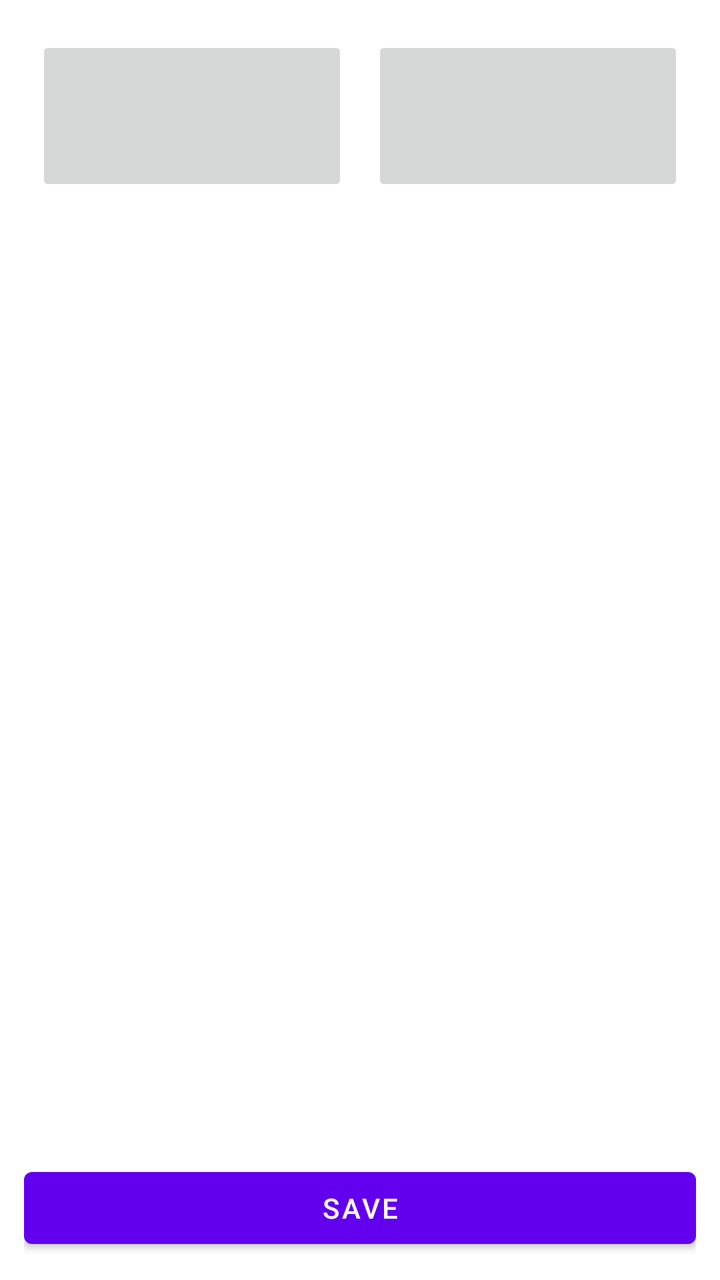
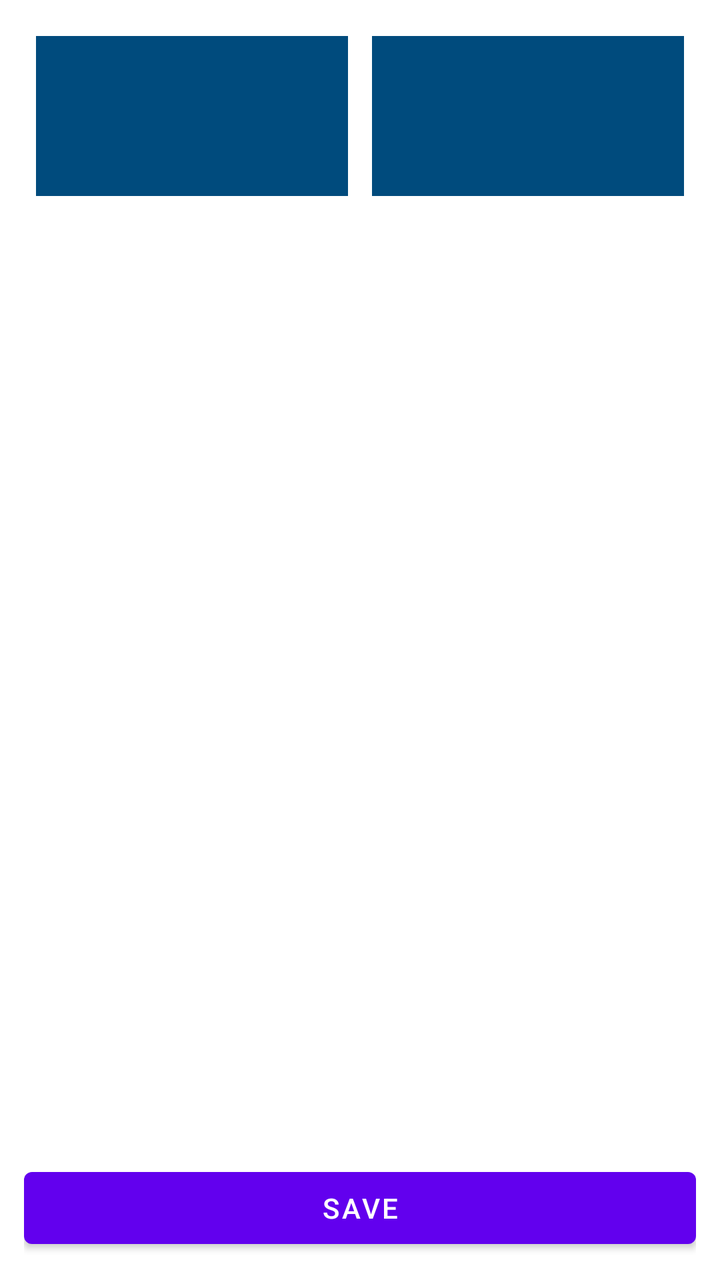

An Android layout rendered at two revisions. The XML below is the earlier revision; the diff shows what the commit changed to produce the second picture.
<!-- AndroidManifest.xml: application theme Theme.Tempproject -->
<!-- res/layout/activity_choose_lineups.xml -->
<?xml version="1.0" encoding="utf-8"?>
<LinearLayout xmlns:android="http://schemas.android.com/apk/res/android"
    android:layout_width="match_parent"
    android:layout_height="match_parent"
    android:orientation="vertical"
    android:padding="12dp">

    
    <LinearLayout
        android:layout_width="match_parent"
        android:layout_height="wrap_content"
        android:orientation="horizontal"
        android:gravity="center"
        android:weightSum="2">

        <ImageButton
            android:id="@+id/btnHomeTeam"
            android:layout_width="0dp"
            android:layout_height="80dp"
            android:layout_weight="1"
            android:layout_margin="6dp"
            android:padding="10dp"
            android:scaleType="fitCenter"
            android:contentDescription="Γηπεδούχος" />

        <ImageButton
            android:id="@+id/btnAwayTeam"
            android:layout_width="0dp"
            android:layout_height="80dp"
            android:layout_weight="1"
            android:layout_margin="6dp"
            android:padding="10dp"
            android:scaleType="fitCenter"
            android:contentDescription="Φιλοξενούμενη" />
    </LinearLayout>

    <TextView
        android:id="@+id/tvSelectedTeam"
        android:layout_width="match_parent"
        android:layout_height="wrap_content"
        android:gravity="center"
        android:textStyle="bold"
        android:textSize="18sp"
        android:layout_marginTop="6dp" />

    <TextView
        android:id="@+id/tvCounter"
        android:layout_width="match_parent"
        android:layout_height="wrap_content"
        android:gravity="center"
        android:textSize="16sp"
        android:layout_marginBottom="6dp" />

    <ScrollView
        android:layout_width="match_parent"
        android:layout_height="0dp"
        android:layout_weight="1">

        <LinearLayout
            android:id="@+id/playersContainer"
            android:layout_width="match_parent"
            android:layout_height="wrap_content"
            android:orientation="vertical" />
    </ScrollView>

    <Button
        android:id="@+id/btnSaveLineups"
        android:layout_width="match_parent"
        android:layout_height="wrap_content"
        android:text="@string/save_lineups"
        android:layout_marginTop="8dp" />
</LinearLayout>
<!-- resources referenced by this layout -->
<resources>
  <string name="save_lineups">Save</string>
  <style name="Theme.Tempproject" parent="Theme.MaterialComponents.DayNight.DarkActionBar">
          
          <item name="colorPrimary">@color/purple_500</item>
          <item name="colorPrimaryVariant">@color/purple_700</item>
          <item name="colorOnPrimary">@color/white</item>
          
          <item name="colorSecondary">@color/teal_200</item>
          <item name="colorSecondaryVariant">@color/teal_700</item>
          <item name="colorOnSecondary">@color/black</item>
  
          <item name="android:statusBarColor">?attr/colorPrimaryVariant</item>
  
      </style>
  <color name="purple_500">#FF6200EE</color>
  <color name="purple_700">#FF3700B3</color>
  <color name="white">#FFFFFFFF</color>
  <color name="teal_200">#FF03DAC5</color>
  <color name="teal_700">#FF018786</color>
  <color name="black">#FF000000</color>
</resources>

<!-- the commit's change to res/layout/activity_choose_lineups.xml (unified diff, before → after) -->
@@ -17,21 +17,23 @@
             android:id="@+id/btnHomeTeam"
             android:layout_width="0dp"
             android:layout_height="80dp"
+            android:layout_margin="6dp"
             android:layout_weight="1"
-            android:layout_margin="6dp"
+            android:background="@color/palette_blue_4"
+            android:contentDescription="Γηπεδούχος"
             android:padding="10dp"
-            android:scaleType="fitCenter"
-            android:contentDescription="Γηπεδούχος" />
+            android:scaleType="fitCenter" />
 
         <ImageButton
             android:id="@+id/btnAwayTeam"
             android:layout_width="0dp"
             android:layout_height="80dp"
+            android:layout_margin="6dp"
             android:layout_weight="1"
-            android:layout_margin="6dp"
+            android:background="@color/palette_blue_4"
+            android:contentDescription="Φιλοξενούμενη"
             android:padding="10dp"
-            android:scaleType="fitCenter"
-            android:contentDescription="Φιλοξενούμενη" />
+            android:scaleType="fitCenter" />
     </LinearLayout>
 
     <TextView
<!-- resource entries referenced after the edit -->
@@ -1,5 +1,6 @@
 <!-- resources referenced by this layout -->
 <resources>
+  <color name="palette_blue_4">#FF004B7D</color>
   <string name="save_lineups">Save</string>
   <style name="Theme.Tempproject" parent="Theme.MaterialComponents.DayNight.DarkActionBar">
           
